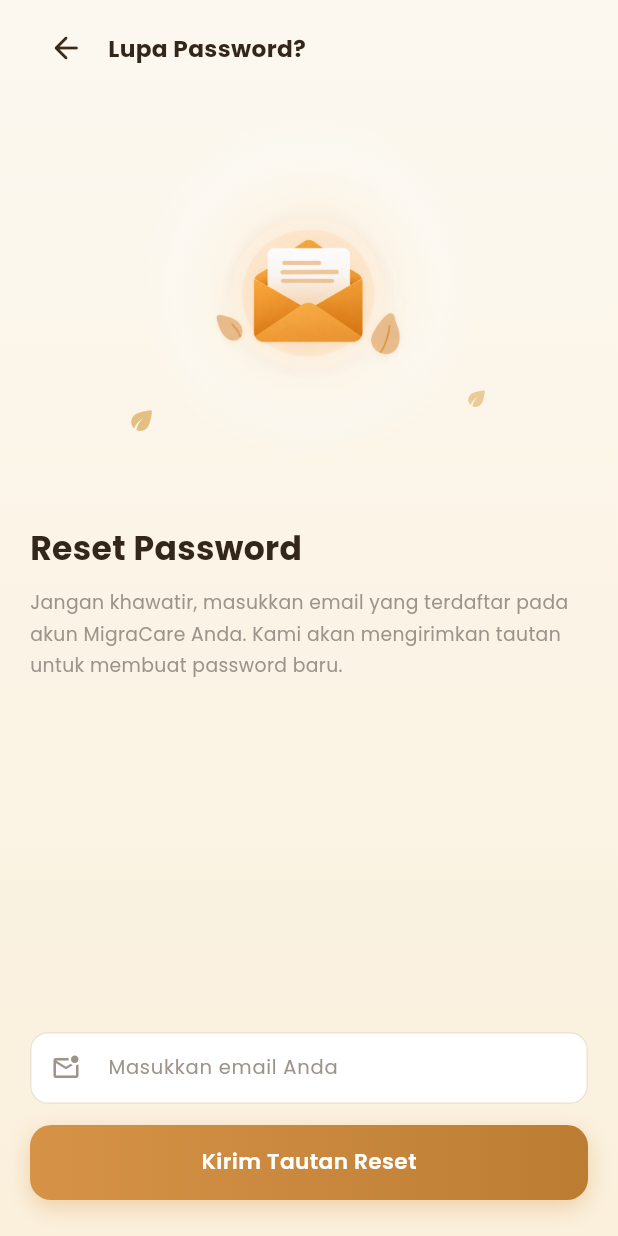
After one commit to Naurahg41240292-star/MigraCare, a Flutter app: the LupaPasswordPage screen opened directly, on a phone screen of 412 x 824 dp. The commit adds this screen. Run offline on Flutter 3.47's test engine with Material 3 defaults, Android fonts, the phone set to English and light mode, and no system bars; our stand-ins replace cloud_firestore, firebase_auth, firebase_core, google_fonts, image_picker, shared_preferences; missing offline and left inert: tflite_flutter; accounts and stored records are empty.

Commit message:
Update lupa password

```diff
--- /dev/null
+++ b/lib/screens/lupa_password.dart
@@ -0,0 +1,473 @@
+import 'package:flutter/material.dart';
+import 'package:google_fonts/google_fonts.dart';
+
+/// ==========================================================================
+///  MIGRACARE — Halaman Lupa Password (Reset Password)
+///  File: lib/screens/lupa_password.dart
+///  (Tombol "Kembali ke Masuk" di bawah sudah dihapus)
+/// ==========================================================================
+
+abstract class _Lp {
+  static const Color bgTop = Color(0xFFFCF8F0);
+  static const Color bgBottom = Color(0xFFFAF0DC);
+  static const Color surface = Colors.white;
+  static const Color darkBrown = Color(0xFF3D2B1A);
+  static const Color button1 = Color(0xFFD69348);
+  static const Color button2 = Color(0xFFBC7D33);
+  static const Color textDark = Color(0xFF33261A);
+  static const Color textGrey = Color(0xFF9C948A);
+  static const Color outline = Color(0xFFEDE3D4);
+  static const Color glow = Color(0xFFF6E3C0);
+  static const Color accentDark = Color(0xFFB07E1F);
+}
+
+class LupaPasswordPage extends StatefulWidget {
+  const LupaPasswordPage({super.key});
+
+  @override
+  State<LupaPasswordPage> createState() => _LupaPasswordPageState();
+}
+
+class _LupaPasswordPageState extends State<LupaPasswordPage>
+    with SingleTickerProviderStateMixin {
+  final _emailC = TextEditingController();
+  final _formKey = GlobalKey<FormState>();
+
+  bool _mengirim = false;
+
+  late final AnimationController _float;
+
+  @override
+  void initState() {
+    super.initState();
+    _float = AnimationController(
+      vsync: this,
+      duration: const Duration(milliseconds: 2200),
+      lowerBound: 0,
+      upperBound: 1,
+    )..repeat(reverse: true);
+  }
+
+  @override
+  void dispose() {
+    _emailC.dispose();
+    _float.dispose();
+    super.dispose();
+  }
+
+  bool get _emailValid {
+    final email = _emailC.text.trim();
+    return RegExp(r'^[\w\.\-]+@([\w\-]+\.)+[\w\-]{2,4}$').hasMatch(email);
+  }
+
+  void _kirimTautan() {
+    if (!_formKey.currentState!.validate()) return;
+
+    setState(() => _mengirim = true);
+
+    // Simulasi pengiriman (nanti diganti Firebase Auth / backend)
+    Future.delayed(const Duration(milliseconds: 1200), () {
+      if (!mounted) return;
+      setState(() => _mengirim = false);
+
+      showDialog(
+        context: context,
+        barrierDismissible: false,
+        builder: (dialogContext) => Dialog(
+          backgroundColor: _Lp.surface,
+          shape: RoundedRectangleBorder(
+            borderRadius: BorderRadius.circular(20),
+          ),
+          child: Padding(
+            padding: const EdgeInsets.fromLTRB(24, 28, 24, 20),
+            child: Column(
+              mainAxisSize: MainAxisSize.min,
+              children: [
+                Container(
+                  width: 64,
+                  height: 64,
+                  decoration: const BoxDecoration(
+                    shape: BoxShape.circle,
+                    color: Color(0xFFE6F4EA),
+                  ),
+                  child: const Icon(
+                    Icons.mark_email_read_rounded,
+                    color: Color(0xFF5BA97C),
+                    size: 34,
+                  ),
+                ),
+                const SizedBox(height: 16),
+                Text(
+                  'Tautan Terkirim! ✉️',
+                  style: GoogleFonts.poppins(
+                    fontSize: 15,
+                    fontWeight: FontWeight.w700,
+                    color: _Lp.textDark,
+                  ),
+                ),
+                const SizedBox(height: 8),
+                Text(
+                  'Kami telah mengirimkan tautan reset password ke\n${_emailC.text.trim()}\n\nSilakan cek kotak masuk email Anda.',
+                  textAlign: TextAlign.center,
+                  style: GoogleFonts.poppins(
+                    fontSize: 11.5,
+                    height: 1.6,
+                    color: _Lp.textGrey,
+                  ),
+                ),
+                const SizedBox(height: 20),
+                SizedBox(
+                  width: double.infinity,
+                  child: ElevatedButton(
+                    // Cukup menutup dialog — kembali ke Masuk lewat ← di kiri atas
+                    onPressed: () => Navigator.of(dialogContext).pop(),
+                    style: ElevatedButton.styleFrom(
+                      backgroundColor: _Lp.button1,
+                      foregroundColor: Colors.white,
+                      elevation: 0,
+                      padding: const EdgeInsets.symmetric(vertical: 12),
+                      shape: RoundedRectangleBorder(
+                        borderRadius: BorderRadius.circular(12),
+                      ),
+                    ),
+                    child: Text(
+                      'Oke',
+                      style: GoogleFonts.poppins(
+                        fontSize: 13,
+                        fontWeight: FontWeight.w600,
+                      ),
+                    ),
+                  ),
+                ),
+              ],
+            ),
+          ),
+        ),
+      );
+    });
+  }
+
+  @override
+  Widget build(BuildContext context) {
+    return Scaffold(
+      body: Container(
+        // Gradasi latar senada dengan tema aplikasi
+        decoration: const BoxDecoration(
+          gradient: LinearGradient(
+            begin: Alignment.topCenter,
+            end: Alignment.bottomCenter,
+            colors: [_Lp.bgTop, _Lp.bgBottom],
+          ),
+        ),
+        child: SafeArea(
+          child: SingleChildScrollView(
+            child: ConstrainedBox(
+              constraints: BoxConstraints(
+                minHeight: MediaQuery.of(context).size.height -
+                    MediaQuery.of(context).padding.vertical,
+              ),
+              child: IntrinsicHeight(
+                child: Padding(
+                  padding: const EdgeInsets.fromLTRB(20, 8, 20, 24),
+                  child: Column(
+                    crossAxisAlignment: CrossAxisAlignment.start,
+                    children: [
+                      // ================= HEADER =================
+                      Row(
+                        children: [
+                          IconButton(
+                            onPressed: () => Navigator.pop(context),
+                            icon: const Icon(Icons.arrow_back_rounded),
+                            color: _Lp.darkBrown,
+                          ),
+                          const SizedBox(width: 4),
+                          Text(
+                            'Lupa Password?',
+                            style: GoogleFonts.poppins(
+                              fontSize: 15.5,
+                              fontWeight: FontWeight.w700,
+                              color: _Lp.textDark,
+                            ),
+                          ),
+                        ],
+                      ),
+                      const SizedBox(height: 30),
+
+                      // ================= ILUSTRASI AMPELOP =================
+                      Center(
+                        child: AnimatedBuilder(
+                          animation: _float,
+                          builder: (context, child) {
+                            final t =
+                                Curves.easeInOut.transform(_float.value);
+                            return Transform.translate(
+                              offset: Offset(0, -10 * t),
+                              child: Transform.scale(
+                                scale: 1.0 + 0.025 * t,
+                                child: child,
+                              ),
+                            );
+                          },
+                          child: SizedBox(
+                            width: 250,
+                            height: 230,
+                            child: Stack(
+                              alignment: Alignment.center,
+                              clipBehavior: Clip.none,
+                              children: [
+                                // ---- Lapis 1: halo PUTIH lembut ----
+                                Container(
+                                  width: 225,
+                                  height: 225,
+                                  decoration: BoxDecoration(
+                                    shape: BoxShape.circle,
+                                    gradient: RadialGradient(
+                                      colors: [
+                                        Colors.white.withOpacity(0.95),
+                                        Colors.white.withOpacity(0.55),
+                                        Colors.white.withOpacity(0.0),
+                                      ],
+                                      stops: const [0.0, 0.5, 1.0],
+                                    ),
+                                  ),
+                                ),
+                                // ---- Lapis 2: sentuhan krem hangat tipis ----
+                                Container(
+                                  width: 175,
+                                  height: 175,
+                                  decoration: BoxDecoration(
+                                    shape: BoxShape.circle,
+                                    gradient: RadialGradient(
+                                      colors: [
+                                        _Lp.glow.withOpacity(0.75),
+                                        _Lp.glow.withOpacity(0.0),
+                                      ],
+                                    ),
+                                  ),
+                                ),
+                                // ---- Ilustrasi amplop ----
+                                Image.asset(
+                                  'assets/images/amplop.png',
+                                  width: 200,
+                                  fit: BoxFit.contain,
+                                  errorBuilder: (_, __, ___) =>
+                                      const _AmplopFallback(),
+                                ),
+                                // ---- Daun dekoratif ----
+                                Positioned(
+                                  bottom: 18,
+                                  left: 6,
+                                  child: Icon(
+                                    Icons.eco_rounded,
+                                    size: 20,
+                                    color: const Color(0xFFE0B56F)
+                                        .withOpacity(0.85),
+                                  ),
+                                ),
+                                Positioned(
+                                  bottom: 34,
+                                  right: 8,
+                                  child: Icon(
+                                    Icons.eco_rounded,
+                                    size: 16,
+                                    color: const Color(0xFFE0B56F)
+                                        .withOpacity(0.65),
+                                  ),
+                                ),
+                              ],
+                            ),
+                          ),
+                        ),
+                      ),
+                      const SizedBox(height: 34),
+
+                      // ================= JUDUL + DESKRIPSI =================
+                      Text(
+                        'Reset Password',
+                        style: GoogleFonts.poppins(
+                          fontSize: 22,
+                          fontWeight: FontWeight.w700,
+                          color: _Lp.textDark,
+                        ),
+                      ),
+                      const SizedBox(height: 10),
+                      Text(
+                        'Jangan khawatir, masukkan email yang terdaftar pada akun MigraCare Anda. Kami akan mengirimkan tautan untuk membuat password baru.',
+                        style: GoogleFonts.poppins(
+                          fontSize: 12.5,
+                          height: 1.7,
+                          color: _Lp.textGrey,
+                        ),
+                      ),
+
+                      const Spacer(),
+
+                      // ================= FORM EMAIL =================
+                      Form(
+                        key: _formKey,
+                        child: TextFormField(
+                          controller: _emailC,
+                          keyboardType: TextInputType.emailAddress,
+                          style: GoogleFonts.poppins(
+                            fontSize: 13,
+                            color: _Lp.textDark,
+                          ),
+                          decoration: InputDecoration(
+                            hintText: 'Masukkan email Anda',
+                            hintStyle: GoogleFonts.poppins(
+                              fontSize: 13,
+                              color: _Lp.textGrey,
+                            ),
+                            prefixIcon: const Icon(
+                              Icons.mark_email_unread_outlined,
+                              size: 20,
+                              color: _Lp.textGrey,
+                            ),
+                            filled: true,
+                            fillColor: _Lp.surface,
+                            contentPadding: const EdgeInsets.symmetric(
+                                horizontal: 14, vertical: 14),
+                            enabledBorder: OutlineInputBorder(
+                              borderRadius: BorderRadius.circular(12),
+                              borderSide: const BorderSide(color: _Lp.outline),
+                            ),
+                            focusedBorder: OutlineInputBorder(
+                              borderRadius: BorderRadius.circular(12),
+                              borderSide: const BorderSide(
+                                  color: _Lp.accentDark, width: 1.4),
+                            ),
+                            errorBorder: OutlineInputBorder(
+                              borderRadius: BorderRadius.circular(12),
+                              borderSide: const BorderSide(
+                                  color: Color(0xFFE55555)),
+                            ),
+                            focusedErrorBorder: OutlineInputBorder(
+                              borderRadius: BorderRadius.circular(12),
+                              borderSide: const BorderSide(
+                                  color: Color(0xFFE55555), width: 1.4),
+                            ),
+                          ),
+                          validator: (value) {
+                            final email = value?.trim() ?? '';
+                            if (email.isEmpty) {
+                              return 'Email tidak boleh kosong';
+                            }
+                            if (!_emailValid) {
+                              return 'Format email tidak valid (contoh: nama@email.com)';
+                            }
+                            return null;
+                          },
+                        ),
+                      ),
+                      const SizedBox(height: 14),
+
+                      // ================= TOMBOL KIRIM =================
+                      SizedBox(
+                        width: double.infinity,
+                        height: 50,
+                        child: DecoratedBox(
+                          decoration: BoxDecoration(
+                            borderRadius: BorderRadius.circular(14),
+                            gradient: const LinearGradient(
+                              colors: [_Lp.button1, _Lp.button2],
+                              begin: Alignment.centerLeft,
+                              end: Alignment.centerRight,
+                            ),
+                            boxShadow: [
+                              BoxShadow(
+                                color: _Lp.button1.withOpacity(0.35),
+                                blurRadius: 12,
+                                offset: const Offset(0, 5),
+                              ),
+                            ],
+                          ),
+                          child: Material(
+                            color: Colors.transparent,
+                            child: InkWell(
+                              borderRadius: BorderRadius.circular(14),
+                              onTap: _mengirim ? null : _kirimTautan,
+                              child: Center(
+                                child: _mengirim
+                                    ? const SizedBox(
+                                        width: 22,
+                                        height: 22,
+                                        child: CircularProgressIndicator(
+                                          color: Colors.white,
+                                          strokeWidth: 2.4,
+                                        ),
+                                      )
+                                    : Text(
+                                        'Kirim Tautan Reset',
+                                        style: GoogleFonts.poppins(
+                                          fontSize: 14.5,
+                                          fontWeight: FontWeight.w600,
+                                          color: Colors.white,
+                                        ),
+                                      ),
+                              ),
+                            ),
+                          ),
+                        ),
+                      ),
+                    ],
+                  ),
+                ),
+              ),
+            ),
+          ),
+        ),
+      ),
+    );
+  }
+}
+
+// ===========================================================================
+//  ILUSTRASI AMPELOP — fallback kalau assets/images/amplop.png belum ada
+// ===========================================================================
+class _AmplopFallback extends StatelessWidget {
+  const _AmplopFallback();
+
+  @override
+  Widget build(BuildContext context) {
+    return Container(
+      width: 120,
+      height: 120,
+      decoration: BoxDecoration(
+        color: const Color(0xFFD69348),
+        borderRadius: BorderRadius.circular(24),
+        boxShadow: const [
+          BoxShadow(
+            color: Color(0x3BD69348),
+            blurRadius: 28,
+            offset: Offset(0, 12),
+          ),
+        ],
+      ),
+      child: Stack(
+        alignment: Alignment.center,
+        children: [
+          Positioned(
+            top: 14,
+            child: Container(
+              width: 66,
+              height: 42,
+              decoration: BoxDecoration(
+                color: Colors.white,
+                borderRadius: BorderRadius.circular(8),
+                border: Border.all(color: const Color(0xFFE8D0B4)),
+              ),
+            ),
+          ),
+          Positioned(
+            bottom: 18,
+            child: Icon(
+              Icons.mark_email_unread_rounded,
+              size: 58,
+              color: Colors.white.withOpacity(0.95),
+            ),
+          ),
+        ],
+      ),
+    );
+  }
+}
```
Also changed, not shown: lib/screens/masuk.dart (+6 -8 lines), assets/images/amplop.png (added).
